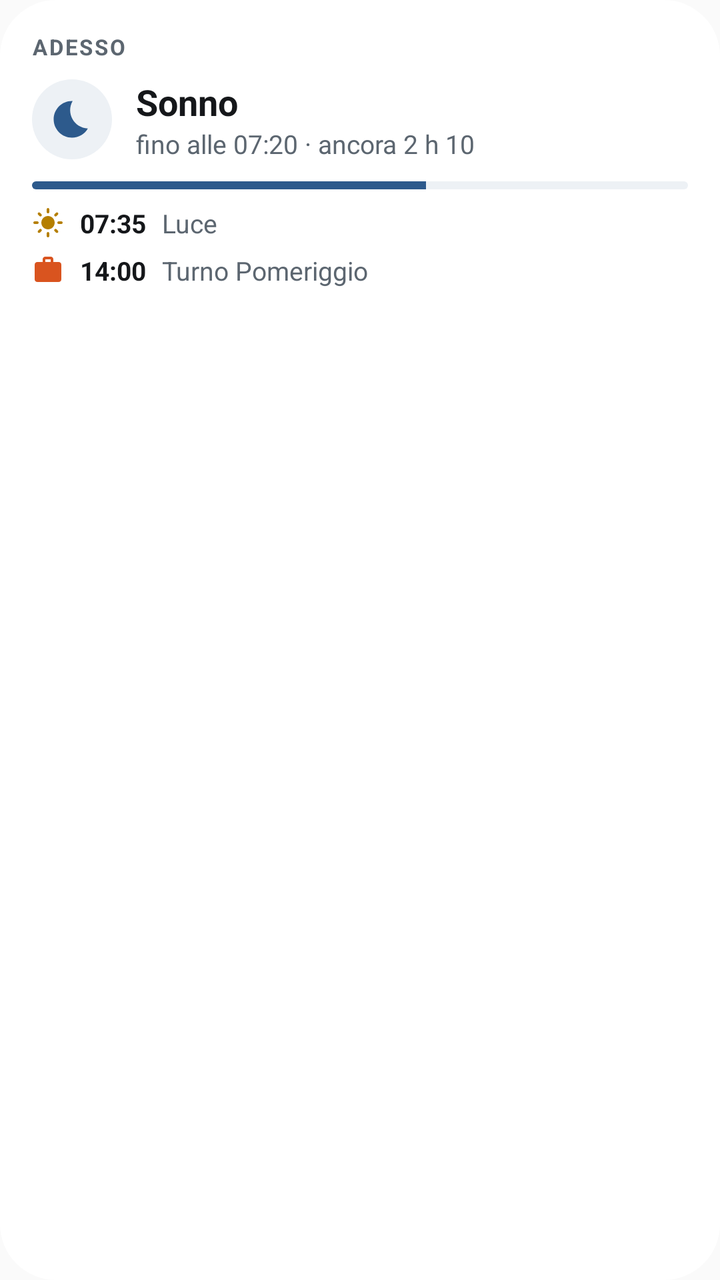
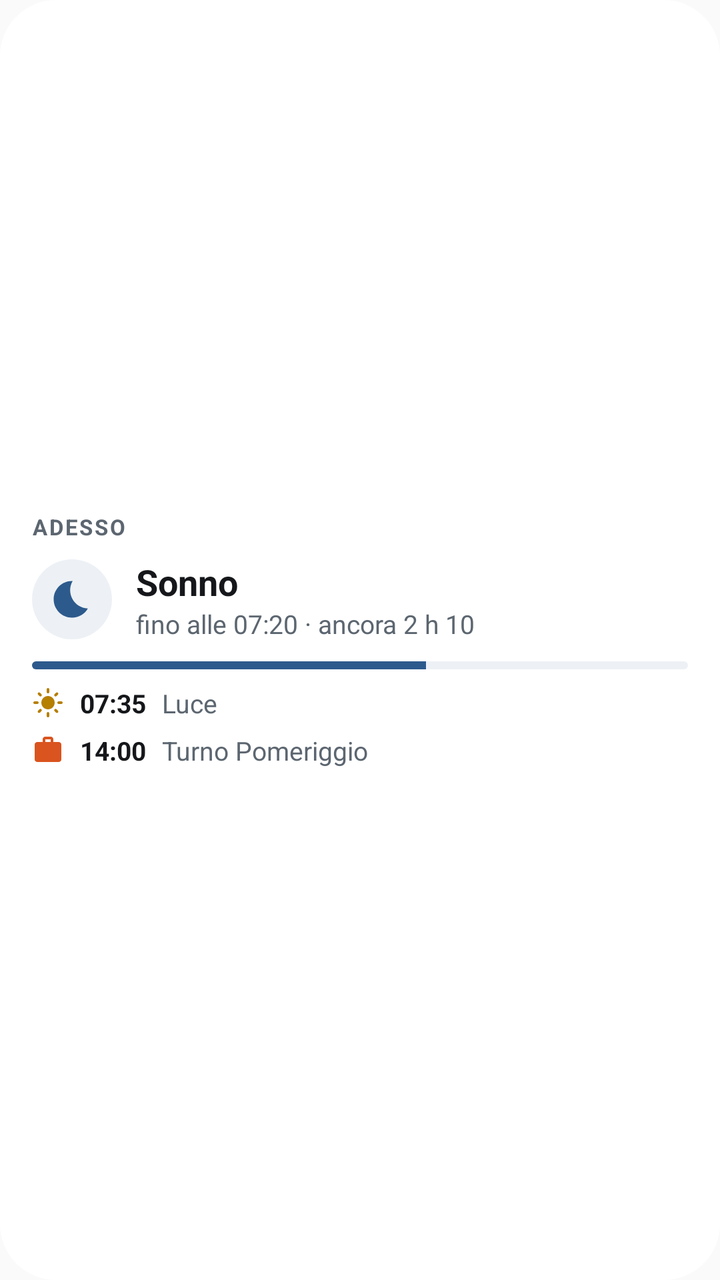

An Android layout rendered at two revisions. The XML below is the earlier revision; the diff shows what the commit changed to produce the second picture.
<!-- AndroidManifest.xml: application theme AppTheme -->
<!-- res/layout/widget_piano.xml -->
<?xml version="1.0" encoding="utf-8"?>
<LinearLayout xmlns:android="http://schemas.android.com/apk/res/android"
    android:id="@android:id/background"
    android:layout_width="match_parent"
    android:layout_height="match_parent"
    android:orientation="vertical"
    android:padding="16dp"
    android:background="@drawable/widget_sfondo">

    <TextView
        android:id="@+id/w_etichetta"
        android:layout_width="wrap_content"
        android:layout_height="wrap_content"
        android:text="Adesso"
        android:textAllCaps="true"
        android:letterSpacing="0.08"
        android:textColor="@color/w_dim"
        android:textSize="11sp"
        android:textStyle="bold" />

    <LinearLayout
        android:layout_width="match_parent"
        android:layout_height="wrap_content"
        android:layout_marginTop="8dp"
        android:gravity="center_vertical"
        android:orientation="horizontal">

        <FrameLayout
            android:layout_width="40dp"
            android:layout_height="40dp"
            android:background="@drawable/widget_icona_sfondo">
            <ImageView
                android:id="@+id/w_icona"
                android:layout_width="22dp"
                android:layout_height="22dp"
                android:layout_gravity="center"
                android:src="@drawable/ic_w_sonno"
                android:importantForAccessibility="no" />
        </FrameLayout>

        <LinearLayout
            android:layout_width="0dp"
            android:layout_height="wrap_content"
            android:layout_weight="1"
            android:layout_marginStart="12dp"
            android:orientation="vertical">
            <TextView
                android:id="@+id/w_adesso"
                android:layout_width="match_parent"
                android:layout_height="wrap_content"
                android:text="Sonno"
                android:maxLines="1"
                android:ellipsize="end"
                android:textColor="@color/w_ink"
                android:textSize="18sp"
                android:textStyle="bold" />
            <TextView
                android:id="@+id/w_sotto"
                android:layout_width="match_parent"
                android:layout_height="wrap_content"
                android:text="fino alle 07:20 · ancora 2 h 10"
                android:maxLines="1"
                android:ellipsize="end"
                android:textColor="@color/w_dim"
                android:textSize="13sp" />
        </LinearLayout>
    </LinearLayout>

    <ProgressBar
        android:id="@+id/w_progresso"
        style="@android:style/Widget.ProgressBar.Horizontal"
        android:layout_width="match_parent"
        android:layout_height="4dp"
        android:layout_marginTop="10dp"
        android:max="1000"
        android:progress="600"
        android:progressTint="@color/w_accento"
        android:progressBackgroundTint="@color/w_chip" />

    <LinearLayout
        android:id="@+id/w_prossimi"
        android:layout_width="match_parent"
        android:layout_height="wrap_content"
        android:orientation="vertical">
        <LinearLayout android:id="@+id/w_p1" android:layout_width="match_parent" android:layout_height="wrap_content"
            android:layout_marginTop="8dp" android:gravity="center_vertical" android:orientation="horizontal">
            <ImageView android:id="@+id/w_p1_ic" android:layout_width="16dp" android:layout_height="16dp"
                android:src="@drawable/ic_w_luce" android:importantForAccessibility="no" />
            <TextView android:id="@+id/w_p1_ora" android:layout_width="wrap_content" android:layout_height="wrap_content"
                android:layout_marginStart="8dp" android:text="07:35" android:textColor="@color/w_ink" android:textSize="13sp"
                android:textStyle="bold" android:maxLines="1" />
            <TextView android:id="@+id/w_p1_t" android:layout_width="0dp" android:layout_height="wrap_content"
                android:layout_weight="1" android:layout_marginStart="8dp" android:text="Luce" android:textColor="@color/w_dim"
                android:textSize="13sp" android:maxLines="1" android:ellipsize="end" />
        </LinearLayout>
        <LinearLayout android:id="@+id/w_p2" android:layout_width="match_parent" android:layout_height="wrap_content"
            android:layout_marginTop="6dp" android:gravity="center_vertical" android:orientation="horizontal">
            <ImageView android:id="@+id/w_p2_ic" android:layout_width="16dp" android:layout_height="16dp"
                android:src="@drawable/ic_w_turno" android:importantForAccessibility="no" />
            <TextView android:id="@+id/w_p2_ora" android:layout_width="wrap_content" android:layout_height="wrap_content"
                android:layout_marginStart="8dp" android:text="14:00" android:textColor="@color/w_ink" android:textSize="13sp"
                android:textStyle="bold" android:maxLines="1" />
            <TextView android:id="@+id/w_p2_t" android:layout_width="0dp" android:layout_height="wrap_content"
                android:layout_weight="1" android:layout_marginStart="8dp" android:text="Turno Pomeriggio" android:textColor="@color/w_dim"
                android:textSize="13sp" android:maxLines="1" android:ellipsize="end" />
        </LinearLayout>
    </LinearLayout>

    
    <LinearLayout
        android:id="@+id/w_settimana"
        android:layout_width="match_parent"
        android:layout_height="wrap_content"
        android:layout_marginTop="12dp"
        android:orientation="horizontal"
        android:visibility="gone">
        <LinearLayout android:id="@+id/w_g0" android:layout_width="0dp" android:layout_height="wrap_content"
            android:layout_weight="1" android:layout_marginEnd="3dp" android:paddingTop="3dp" android:paddingBottom="3dp"
            android:gravity="center_horizontal" android:orientation="vertical">
            <TextView android:id="@+id/w_g0_d" android:layout_width="wrap_content" android:layout_height="wrap_content"
                android:textColor="@color/w_dim" android:textSize="10sp" android:maxLines="1" />
            <TextView android:id="@+id/w_g0_c" android:layout_width="match_parent" android:layout_height="26dp"
                android:layout_marginStart="2dp" android:layout_marginEnd="2dp" android:layout_marginTop="2dp"
                android:gravity="center" android:textColor="@color/w_ink" android:textSize="13sp" android:textStyle="bold"
                android:maxLines="1" android:background="@drawable/widget_cella_riposo" />
            <TextView android:id="@+id/w_g0_s" android:layout_width="wrap_content" android:layout_height="wrap_content"
                android:layout_marginTop="2dp" android:textColor="@color/w_dim" android:textSize="10sp" android:maxLines="1" />
        </LinearLayout>
        <LinearLayout android:id="@+id/w_g1" android:layout_width="0dp" android:layout_height="wrap_content"
            android:layout_weight="1" android:layout_marginEnd="3dp" android:paddingTop="3dp" android:paddingBottom="3dp"
            android:gravity="center_horizontal" android:orientation="vertical">
            <TextView android:id="@+id/w_g1_d" android:layout_width="wrap_content" android:layout_height="wrap_content"
                android:textColor="@color/w_dim" android:textSize="10sp" android:maxLines="1" />
            <TextView android:id="@+id/w_g1_c" android:layout_width="match_parent" android:layout_height="26dp"
                android:layout_marginStart="2dp" android:layout_marginEnd="2dp" android:layout_marginTop="2dp"
                android:gravity="center" android:textColor="@color/w_ink" android:textSize="13sp" android:textStyle="bold"
                android:maxLines="1" android:background="@drawable/widget_cella_riposo" />
            <TextView android:id="@+id/w_g1_s" android:layout_width="wrap_content" android:layout_height="wrap_content"
                android:layout_marginTop="2dp" android:textColor="@color/w_dim" android:textSize="10sp" android:maxLines="1" />
        </LinearLayout>
        <LinearLayout android:id="@+id/w_g2" android:layout_width="0dp" android:layout_height="wrap_content"
            android:layout_weight="1" android:layout_marginEnd="3dp" android:paddingTop="3dp" android:paddingBottom="3dp"
            android:gravity="center_horizontal" android:orientation="vertical">
            <TextView android:id="@+id/w_g2_d" android:layout_width="wrap_content" android:layout_height="wrap_content"
                android:textColor="@color/w_dim" android:textSize="10sp" android:maxLines="1" />
            <TextView android:id="@+id/w_g2_c" android:layout_width="match_parent" android:layout_height="26dp"
                android:layout_marginStart="2dp" android:layout_marginEnd="2dp" android:layout_marginTop="2dp"
                android:gravity="center" android:textColor="@color/w_ink" android:textSize="13sp" android:textStyle="bold"
                android:maxLines="1" android:background="@drawable/widget_cella_riposo" />
            <TextView android:id="@+id/w_g2_s" android:layout_width="wrap_content" android:layout_height="wrap_content"
                android:layout_marginTop="2dp" android:textColor="@color/w_dim" android:textSize="10sp" android:maxLines="1" />
        </LinearLayout>
        <LinearLayout android:id="@+id/w_g3" android:layout_width="0dp" android:layout_height="wrap_content"
            android:layout_weight="1" android:layout_marginEnd="3dp" android:paddingTop="3dp" android:paddingBottom="3dp"
            android:gravity="center_horizontal" android:orientation="vertical">
            <TextView android:id="@+id/w_g3_d" android:layout_width="wrap_content" android:layout_height="wrap_content"
                android:textColor="@color/w_dim" android:textSize="10sp" android:maxLines="1" />
            <TextView android:id="@+id/w_g3_c" android:layout_width="match_parent" android:layout_height="26dp"
                android:layout_marginStart="2dp" android:layout_marginEnd="2dp" android:layout_marginTop="2dp"
                android:gravity="center" android:textColor="@color/w_ink" android:textSize="13sp" android:textStyle="bold"
                android:maxLines="1" android:background="@drawable/widget_cella_riposo" />
            <TextView android:id="@+id/w_g3_s" android:layout_width="wrap_content" android:layout_height="wrap_content"
                android:layout_marginTop="2dp" android:textColor="@color/w_dim" android:textSize="10sp" android:maxLines="1" />
        </LinearLayout>
        <LinearLayout android:id="@+id/w_g4" android:layout_width="0dp" android:layout_height="wrap_content"
            android:layout_weight="1" android:layout_marginEnd="3dp" android:paddingTop="3dp" android:paddingBottom="3dp"
            android:gravity="center_horizontal" android:orientation="vertical">
            <TextView android:id="@+id/w_g4_d" android:layout_width="wrap_content" android:layout_height="wrap_content"
                android:textColor="@color/w_dim" android:textSize="10sp" android:maxLines="1" />
            <TextView android:id="@+id/w_g4_c" android:layout_width="match_parent" android:layout_height="26dp"
                android:layout_marginStart="2dp" android:layout_marginEnd="2dp" android:layout_marginTop="2dp"
                android:gravity="center" android:textColor="@color/w_ink" android:textSize="13sp" android:textStyle="bold"
                android:maxLines="1" android:background="@drawable/widget_cella_riposo" />
            <TextView android:id="@+id/w_g4_s" android:layout_width="wrap_content" android:layout_height="wrap_content"
                android:layout_marginTop="2dp" android:textColor="@color/w_dim" android:textSize="10sp" android:maxLines="1" />
        </LinearLayout>
        <LinearLayout android:id="@+id/w_g5" android:layout_width="0dp" android:layout_height="wrap_content"
            android:layout_weight="1" android:layout_marginEnd="3dp" android:paddingTop="3dp" android:paddingBottom="3dp"
            android:gravity="center_horizontal" android:orientation="vertical">
            <TextView android:id="@+id/w_g5_d" android:layout_width="wrap_content" android:layout_height="wrap_content"
                android:textColor="@color/w_dim" android:textSize="10sp" android:maxLines="1" />
            <TextView android:id="@+id/w_g5_c" android:layout_width="match_parent" android:layout_height="26dp"
                android:layout_marginStart="2dp" android:layout_marginEnd="2dp" android:layout_marginTop="2dp"
                android:gravity="center" android:textColor="@color/w_ink" android:textSize="13sp" android:textStyle="bold"
                android:maxLines="1" android:background="@drawable/widget_cella_riposo" />
            <TextView android:id="@+id/w_g5_s" android:layout_width="wrap_content" android:layout_height="wrap_content"
                android:layout_marginTop="2dp" android:textColor="@color/w_dim" android:textSize="10sp" android:maxLines="1" />
        </LinearLayout>
        <LinearLayout android:id="@+id/w_g6" android:layout_width="0dp" android:layout_height="wrap_content"
            android:layout_weight="1" android:layout_marginEnd="0dp" android:paddingTop="3dp" android:paddingBottom="3dp"
            android:gravity="center_horizontal" android:orientation="vertical">
            <TextView android:id="@+id/w_g6_d" android:layout_width="wrap_content" android:layout_height="wrap_content"
                android:textColor="@color/w_dim" android:textSize="10sp" android:maxLines="1" />
            <TextView android:id="@+id/w_g6_c" android:layout_width="match_parent" android:layout_height="26dp"
                android:layout_marginStart="2dp" android:layout_marginEnd="2dp" android:layout_marginTop="2dp"
                android:gravity="center" android:textColor="@color/w_ink" android:textSize="13sp" android:textStyle="bold"
                android:maxLines="1" android:background="@drawable/widget_cella_riposo" />
            <TextView android:id="@+id/w_g6_s" android:layout_width="wrap_content" android:layout_height="wrap_content"
                android:layout_marginTop="2dp" android:textColor="@color/w_dim" android:textSize="10sp" android:maxLines="1" />
        </LinearLayout>
    </LinearLayout>
</LinearLayout>
<!-- resources referenced by this layout -->
<resources>
  <color name="w_accento">#2D5A8C</color>
  <color name="w_chip">#EDF1F5</color>
  <color name="w_dim">#5C6670</color>
  <color name="w_ink">#15171A</color>
  <!-- drawable ic_w_luce (drawable) -->
  <?xml version="1.0" encoding="utf-8"?>
  <vector xmlns:android="http://schemas.android.com/apk/res/android" android:width="24dp" android:height="24dp" android:viewportWidth="24" android:viewportHeight="24">
      <path android:fillColor="@color/w_t_luce" android:pathData="M12,7c-2.76,0 -5,2.24 -5,5s2.24,5 5,5 5,-2.24 5,-5 -2.24,-5 -5,-5zM2,13h2c0.55,0 1,-0.45 1,-1s-0.45,-1 -1,-1H2c-0.55,0 -1,0.45 -1,1s0.45,1 1,1zM20,13h2c0.55,0 1,-0.45 1,-1s-0.45,-1 -1,-1h-2c-0.55,0 -1,0.45 -1,1s0.45,1 1,1zM11,2v2c0,0.55 0.45,1 1,1s1,-0.45 1,-1V2c0,-0.55 -0.45,-1 -1,-1s-1,0.45 -1,1zM11,20v2c0,0.55 0.45,1 1,1s1,-0.45 1,-1v-2c0,-0.55 -0.45,-1 -1,-1s-1,0.45 -1,1zM5.99,4.58c-0.39,-0.39 -1.03,-0.39 -1.41,0 -0.39,0.39 -0.39,1.03 0,1.41l1.06,1.06c0.39,0.39 1.03,0.39 1.41,0s0.39,-1.03 0,-1.41L5.99,4.58zM18.36,16.95c-0.39,-0.39 -1.03,-0.39 -1.41,0 -0.39,0.39 -0.39,1.03 0,1.41l1.06,1.06c0.39,0.39 1.03,0.39 1.41,0 0.39,-0.39 0.39,-1.03 0,-1.41l-1.06,-1.06zM19.42,5.99c0.39,-0.39 0.39,-1.03 0,-1.41 -0.39,-0.39 -1.03,-0.39 -1.41,0l-1.06,1.06c-0.39,0.39 -0.39,1.03 0,1.41s1.03,0.39 1.41,0l1.06,-1.06zM7.05,18.36c0.39,-0.39 0.39,-1.03 0,-1.41 -0.39,-0.39 -1.03,-0.39 -1.41,0l-1.06,1.06c-0.39,0.39 -0.39,1.03 0,1.41s1.03,0.39 1.41,0l1.06,-1.06z" />
  </vector>
  <!-- drawable ic_w_sonno (drawable) -->
  <?xml version="1.0" encoding="utf-8"?>
  <vector xmlns:android="http://schemas.android.com/apk/res/android" android:width="24dp" android:height="24dp" android:viewportWidth="24" android:viewportHeight="24">
      <path android:fillColor="@color/w_t_sonno" android:pathData="M12.34,2.02C6.59,1.82 2,6.42 2,12c0,5.52 4.48,10 10,10c3.71,0 6.93,-2.02 8.66,-5.02C13.15,16.73 8.57,8.55 12.34,2.02z" />
  </vector>
  <!-- drawable ic_w_turno (drawable) -->
  <?xml version="1.0" encoding="utf-8"?>
  <vector xmlns:android="http://schemas.android.com/apk/res/android" android:width="24dp" android:height="24dp" android:viewportWidth="24" android:viewportHeight="24">
      <path android:fillColor="@color/w_t_turno" android:pathData="M20,6h-4V4c0,-1.11 -0.89,-2 -2,-2h-4c-1.11,0 -2,0.89 -2,2v2H4c-1.11,0 -1.99,0.89 -1.99,2L2,19c0,1.11 0.89,2 2,2h16c1.11,0 2,-0.89 2,-2V8c0,-1.11 -0.89,-2 -2,-2zM14,6h-4V4h4v2z" />
  </vector>
  <!-- drawable widget_cella_riposo (drawable) -->
  <?xml version="1.0" encoding="utf-8"?>
  <shape xmlns:android="http://schemas.android.com/apk/res/android" android:shape="rectangle">
      <solid android:color="@color/w_cella_riposo" />
      <corners android:radius="8dp" />
  </shape>
  <!-- drawable widget_icona_sfondo (drawable) -->
  <?xml version="1.0" encoding="utf-8"?>
  <shape xmlns:android="http://schemas.android.com/apk/res/android" android:shape="oval">
      <solid android:color="@color/w_chip" />
  </shape>
  <!-- drawable widget_sfondo (drawable) -->
  <?xml version="1.0" encoding="utf-8"?>
  <shape xmlns:android="http://schemas.android.com/apk/res/android" android:shape="rectangle">
      <solid android:color="@color/w_sfondo" />
      <corners android:radius="@dimen/w_raggio" />
  </shape>
  <style name="AppTheme" parent="Theme.AppCompat.Light.DarkActionBar">
          
          <item name="colorPrimary">@color/colorPrimary</item>
          <item name="colorPrimaryDark">@color/colorPrimaryDark</item>
          <item name="colorAccent">@color/colorAccent</item>
      </style>
  <color name="w_t_luce">#B57F00</color>
  <color name="w_t_sonno">#2D5A8C</color>
  <color name="w_t_turno">#D9541F</color>
  <color name="w_cella_riposo">#EDF1F5</color>
  <color name="w_sfondo">#FFFFFF</color>
  <dimen name="w_raggio">22dp</dimen>
</resources>

<!-- the commit's change to res/layout/widget_piano.xml (unified diff, before → after) -->
@@ -4,6 +4,7 @@
     android:layout_width="match_parent"
     android:layout_height="match_parent"
     android:orientation="vertical"
+    android:gravity="center_vertical"
     android:padding="16dp"
     android:background="@drawable/widget_sfondo">
 
